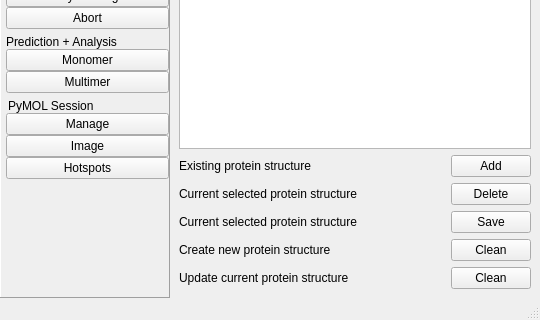
Old version of the form pyssa/gui/ui/forms/mainWindow_alt.ui in the repository urban233/PySSA; both pictures show x 0 to 540 and y 643 to 963 of the 540 by 963 pixel window.
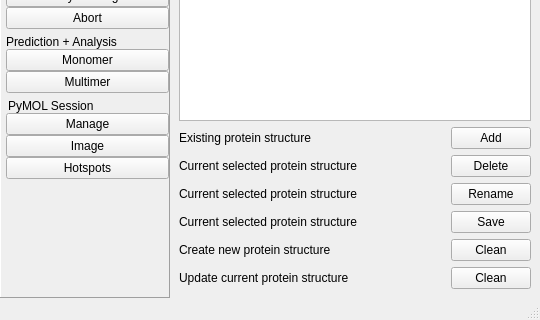
New version of the form. The open tabs and pages were chosen to show the change. Icons and pictures are not drawn.

Commit message: feat: rename protein structures && ask save pymol session integrated into settings

The edit to the form file:
```diff
--- a/pyssa/gui/ui/forms/mainWindow_alt.ui
+++ b/pyssa/gui/ui/forms/mainWindow_alt.ui
@@ -3639,6 +3639,37 @@
               <item>
                <layout class="QHBoxLayout" name="horizontalLayout_121">
                 <item>
+                 <widget class="QLabel" name="label_15">
+                  <property name="text">
+                   <string>Current selected protein structure</string>
+                  </property>
+                 </widget>
+                </item>
+                <item>
+                 <spacer name="horizontalSpacer_98">
+                  <property name="orientation">
+                   <enum>Qt::Horizontal</enum>
+                  </property>
+                  <property name="sizeHint" stdset="0">
+                   <size>
+                    <width>40</width>
+                    <height>20</height>
+                   </size>
+                  </property>
+                 </spacer>
+                </item>
+                <item>
+                 <widget class="QPushButton" name="btn_edit_protein_rename">
+                  <property name="text">
+                   <string>Rename</string>
+                  </property>
+                 </widget>
+                </item>
+               </layout>
+              </item>
+              <item>
+               <layout class="QHBoxLayout" name="horizontalLayout_122">
+                <item>
                  <widget class="QLabel" name="label_13">
                   <property name="text">
                    <string>Current selected protein structure</string>
```
Left out of the diff: 6 changed lines with no effect on the pictures. The commit also changes 10 other files.
